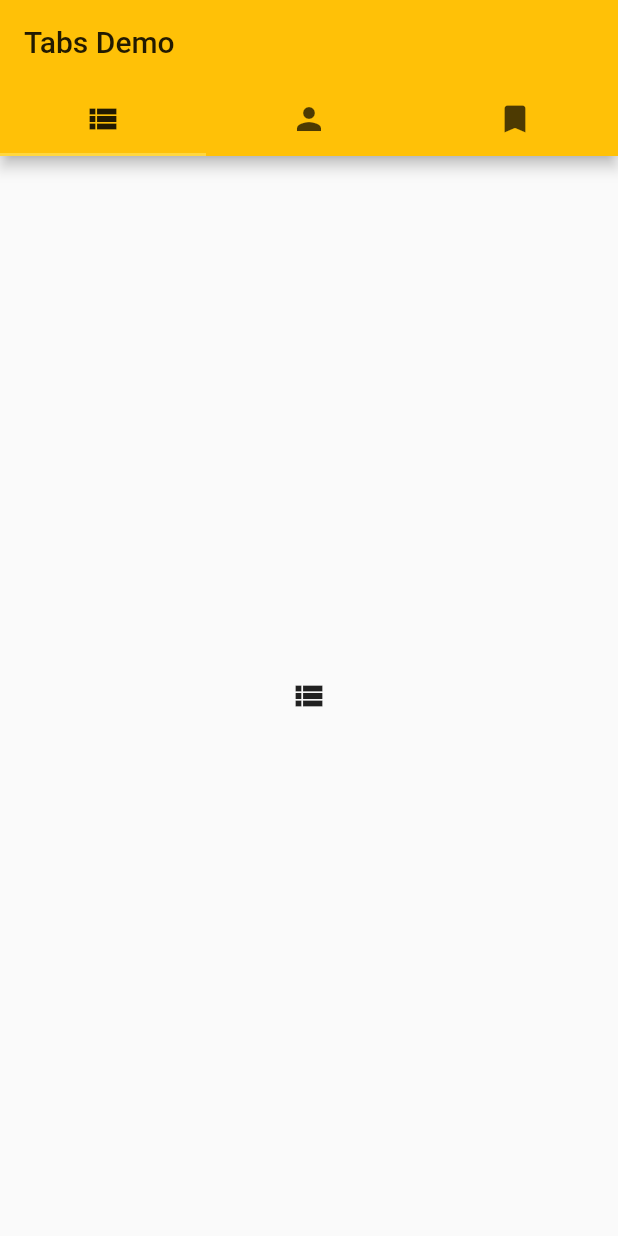
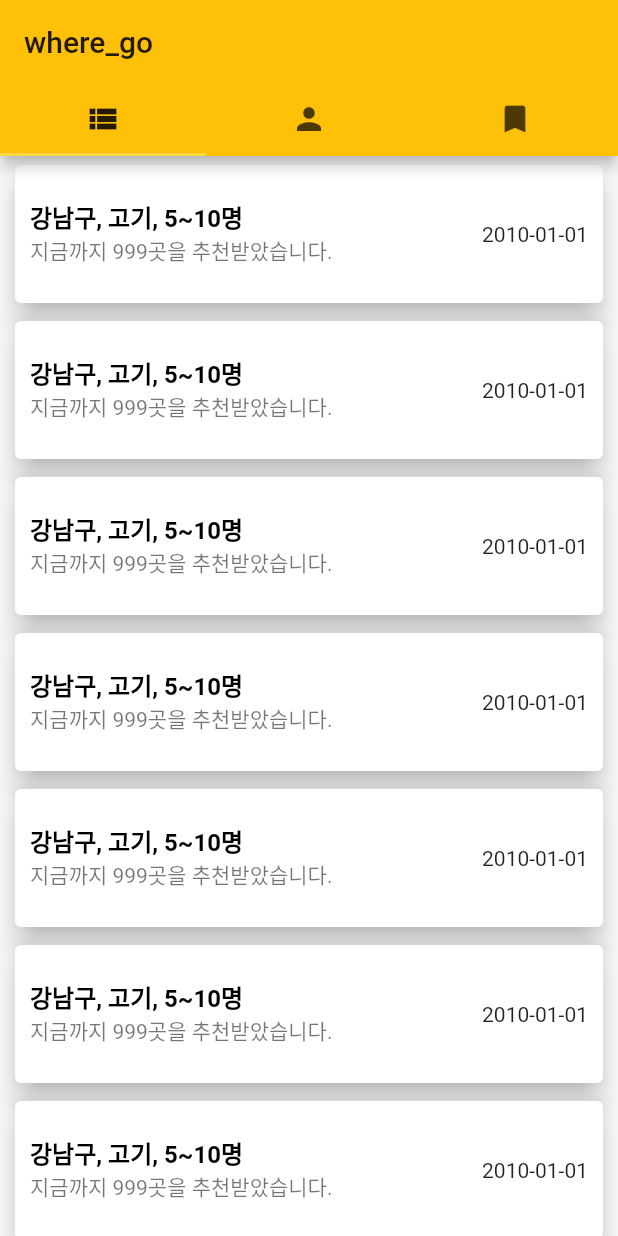
Before and after one commit to idiotlabs/flutter-wherego, a Flutter app: the screen it shows after launch, on a phone screen of 412 x 824 dp. Run offline on Flutter 3.47's test engine with Material 2 defaults, Android fonts, the phone set to English and light mode, and no system bars; Roboto replaces fonts that are missing (Hind, Montserrat).

Commit message:
Test some listview layout

```diff
--- a/lib/main.dart
+++ b/lib/main.dart
@@ -34,13 +34,27 @@ class Home extends StatelessWidget {
                 Tab(icon: Icon(Icons.bookmark)),
               ],
             ),
-                title: Text('Tabs Demo'),
+            title: Text('where_go'),
           ),
           body: TabBarView(
             children: [
-                    Icon(Icons.view_list),
-                    Icon(Icons.person),
-                    Icon(Icons.bookmark),
+              new ListView.builder(
+                itemCount: items.length,
+                itemBuilder: (context, index) {
+                  return Card(
+                      elevation: 8.0,
+                      margin:
+                      new EdgeInsets.symmetric(horizontal: 10.0, vertical: 6.0),
+                      child: makeListTile
+                  );
+                },
+              ),
+              new ListView(
+                children: list,
+              ),
+              new ListView(
+                children: list,
+              ),
             ],
           ),
         ),
@@ -48,6 +62,46 @@ class Home extends StatelessWidget {
     );
   }
 }
+
+List<Widget> list = <Widget>[
+  new ListTile(
+    title: new Text('CineArts at the Empire',
+        style: new TextStyle(fontWeight: FontWeight.w500, fontSize: 20.0)),
+    subtitle: new Text('85 W Portal Ave'),
+    leading: new Icon(
+      Icons.theaters,
+      color: Colors.blue[500],
+    ),
+  ),
+  new Divider(),
+  new ListTile(
+    title: new Text('K\'s Kitchen',
+        style: new TextStyle(fontWeight: FontWeight.w500, fontSize: 20.0)),
+    subtitle: new Text('757 Monterey Blvd'),
+    leading: new Icon(
+      Icons.restaurant,
+      color: Colors.blue[500],
+    ),
+  ),
+];
+
+List<String> items = List<String>.generate(10000, (i) => "Item $i");
+
+final makeListTile = ListTile(
+    title: Text(
+      "강남구, 고기, 5~10명",
+      style: TextStyle(color: Colors.black, fontWeight: FontWeight.bold),
+    ),
+    subtitle: Row(
+      children: <Widget>[
+        Text("지금까지 999곳을 추천받았습니다.", style: TextStyle(color: Colors.black54))
+      ],
+    ),
+    trailing:
+        Text("2010-01-01", style: TextStyle(color: Colors.black87)),
+    contentPadding: EdgeInsets.symmetric(horizontal: 10.0, vertical: 10.0),
+);
+
 
 class MyApp extends StatelessWidget {
   // This widget is the root of your application.
```
Lines whose indentation alone changed are shown as unchanged.
